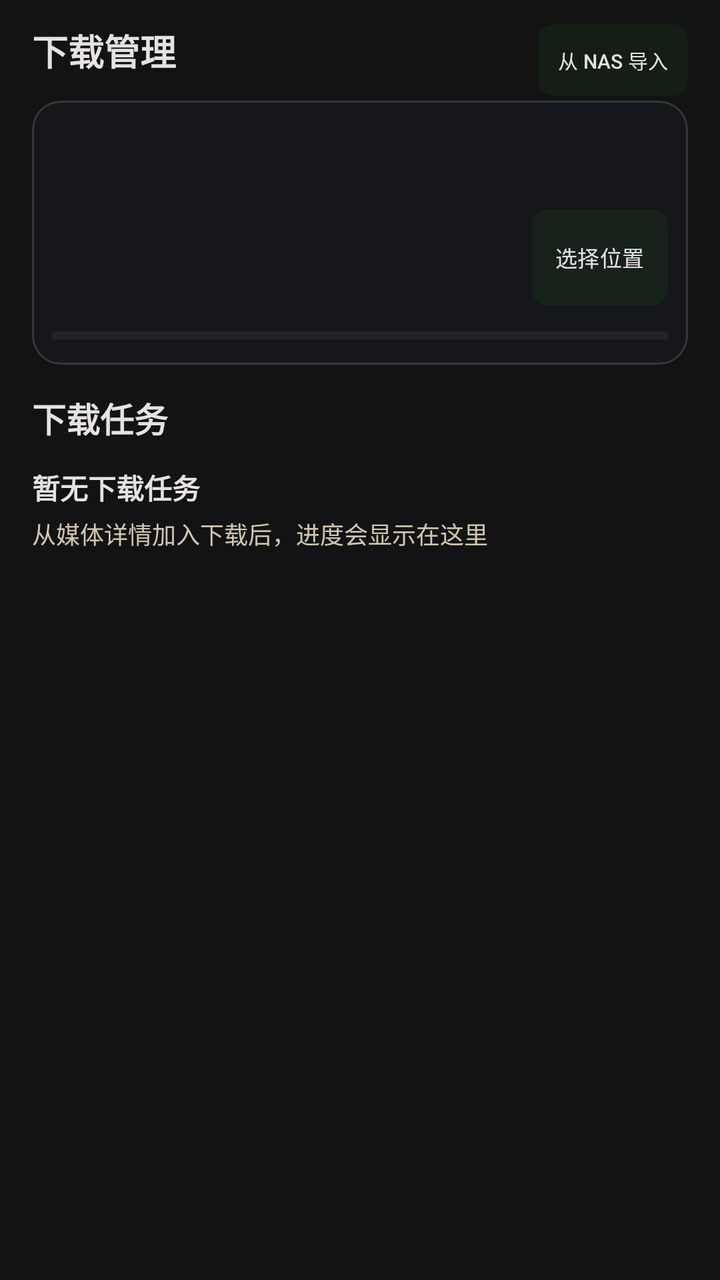
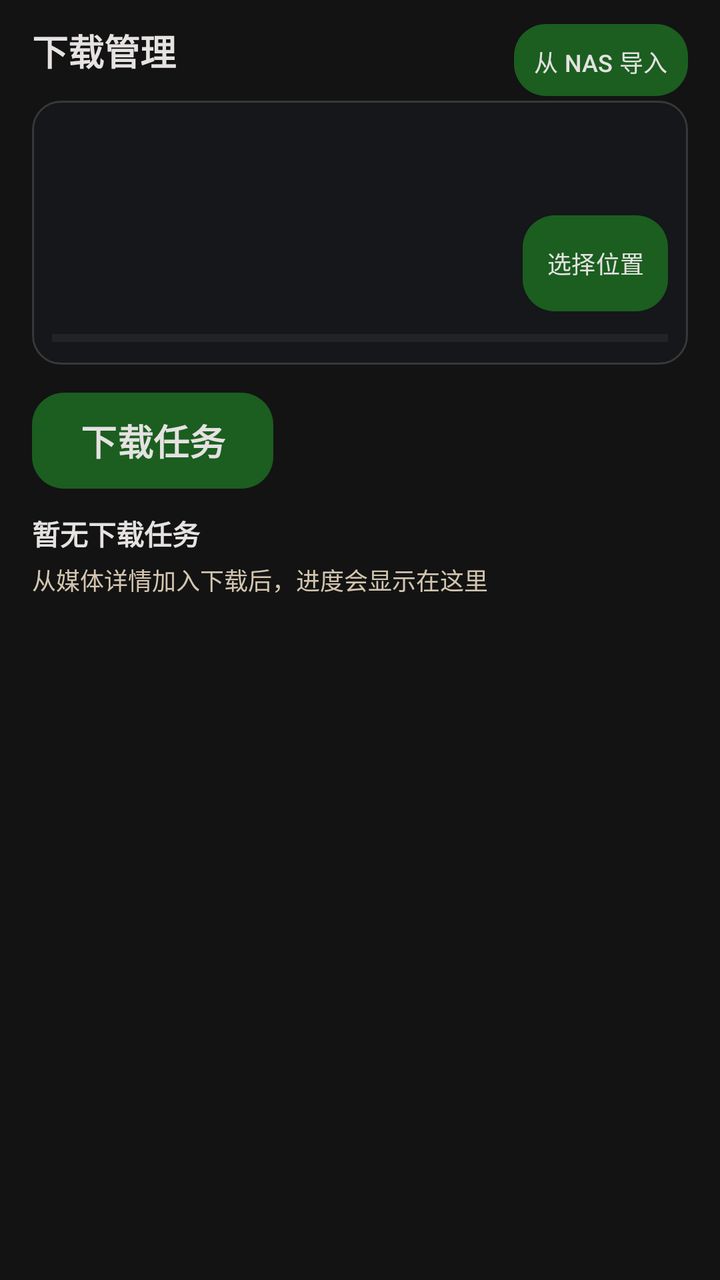

An Android layout rendered at two revisions. The XML below is the earlier revision; the diff shows what the commit changed to produce the second picture.
<!-- AndroidManifest.xml: another module's application theme Theme.YuanBaoTv -->
<!-- res/layout/activity_downloads.xml -->
<?xml version="1.0" encoding="utf-8"?>
<androidx.constraintlayout.widget.ConstraintLayout xmlns:android="http://schemas.android.com/apk/res/android"
    xmlns:app="http://schemas.android.com/apk/res-auto"
    android:layout_width="match_parent"
    android:layout_height="match_parent"
    android:background="@color/tv_bg_dark"
    android:paddingStart="16dp"
    android:paddingTop="12dp"
    android:paddingEnd="16dp">

    <TextView android:id="@+id/tv_title" android:layout_width="0dp" android:layout_height="wrap_content" android:ellipsize="end" android:maxLines="1" android:text="@string/title_downloads" android:textColor="@color/tv_text_primary" android:textSize="@dimen/phone_download_title_size" android:textStyle="bold" app:layout_constraintEnd_toStartOf="@id/btn_import_nas" app:layout_constraintStart_toStartOf="parent" app:layout_constraintTop_toTopOf="parent" />
    <Button android:id="@+id/btn_import_nas" android:layout_width="wrap_content" android:layout_height="36dp" android:background="@drawable/bg_tv_button_focus" android:backgroundTint="@null" android:minWidth="0dp" android:paddingHorizontal="10dp" android:text="@string/btn_import_nas" android:textColor="@color/tv_text_primary" android:textSize="10sp" app:layout_constraintEnd_toEndOf="parent" app:layout_constraintTop_toTopOf="parent" />

    <androidx.constraintlayout.widget.ConstraintLayout
        android:id="@+id/card_storage_info"
        android:layout_width="0dp"
        android:layout_height="wrap_content"
        android:layout_marginTop="12dp"
        android:background="@drawable/bg_glass_card"
        android:minHeight="@dimen/phone_download_storage_height"
        android:padding="10dp"
        app:layout_constraintEnd_toEndOf="parent"
        app:layout_constraintStart_toStartOf="parent"
        app:layout_constraintTop_toBottomOf="@id/tv_title">
        <TextView android:id="@+id/tv_storage_label" android:layout_width="0dp" android:layout_height="wrap_content" android:ellipsize="end" android:maxLines="3" android:textColor="@color/tv_text_primary" android:textSize="13sp" android:textStyle="bold" app:layout_constraintEnd_toEndOf="parent" app:layout_constraintStart_toStartOf="parent" app:layout_constraintTop_toTopOf="parent" />
        <TextView android:id="@+id/tv_storage_capacity" android:layout_width="0dp" android:layout_height="wrap_content" android:layout_marginTop="4dp" android:ellipsize="end" android:maxLines="1" android:textColor="@color/tv_text_secondary" android:textSize="11sp" app:layout_constraintEnd_toEndOf="parent" app:layout_constraintStart_toStartOf="parent" app:layout_constraintTop_toBottomOf="@id/tv_storage_label" />
        <Button android:id="@+id/btn_select_storage" android:layout_width="wrap_content" android:layout_height="wrap_content" android:layout_marginTop="8dp" android:background="@drawable/bg_tv_button_focus" android:minHeight="48dp" android:minWidth="0dp" android:paddingHorizontal="12dp" android:text="@string/storage_select_target" android:textColor="@color/tv_text_primary" android:textSize="11sp" app:layout_constraintEnd_toEndOf="parent" app:layout_constraintTop_toBottomOf="@id/tv_storage_capacity" />
        <ProgressBar android:id="@+id/pb_storage" style="?android:attr/progressBarStyleHorizontal" android:layout_width="0dp" android:layout_height="6dp" android:layout_marginTop="10dp" android:max="100" android:progressTint="@color/tv_accent_cyan" app:layout_constraintBottom_toBottomOf="parent" app:layout_constraintEnd_toEndOf="parent" app:layout_constraintStart_toStartOf="parent" app:layout_constraintTop_toBottomOf="@id/btn_select_storage" />
    </androidx.constraintlayout.widget.ConstraintLayout>

    <TextView android:id="@+id/tv_label_downloading" android:layout_width="wrap_content" android:layout_height="wrap_content" android:layout_marginTop="@dimen/phone_download_section_margin" android:text="@string/section_downloading" android:textColor="@color/tv_text_primary" android:textSize="17sp" android:textStyle="bold" app:layout_constraintStart_toStartOf="parent" app:layout_constraintTop_toBottomOf="@id/card_storage_info" />

    <LinearLayout
        android:id="@+id/layout_download_tasks_empty"
        android:layout_width="0dp"
        android:layout_height="wrap_content"
        android:layout_marginTop="12dp"
        android:orientation="vertical"
        app:layout_constraintEnd_toEndOf="parent"
        app:layout_constraintStart_toStartOf="parent"
        app:layout_constraintTop_toBottomOf="@id/tv_label_downloading">
        <TextView
            android:layout_width="match_parent"
            android:layout_height="wrap_content"
            android:ellipsize="end"
            android:maxLines="1"
            android:text="@string/downloads_empty_title"
            android:textColor="@color/tv_text_primary"
            android:textSize="14sp"
            android:textStyle="bold" />
        <TextView
            android:layout_width="match_parent"
            android:layout_height="wrap_content"
            android:layout_marginTop="4dp"
            android:ellipsize="end"
            android:maxLines="2"
            android:text="@string/downloads_empty_message"
            android:textColor="@color/tv_text_secondary"
            android:textSize="12sp" />
    </LinearLayout>

    <androidx.recyclerview.widget.RecyclerView
        android:id="@+id/rv_download_tasks"
        android:layout_width="0dp"
        android:layout_height="0dp"
        android:layout_marginTop="8dp"
        android:clipToPadding="false"
        android:paddingBottom="16dp"
        android:scrollbars="none"
        app:layoutManager="androidx.recyclerview.widget.LinearLayoutManager"
        app:layout_constraintBottom_toBottomOf="parent"
        app:layout_constraintEnd_toEndOf="parent"
        app:layout_constraintStart_toStartOf="parent"
        app:layout_constraintTop_toBottomOf="@id/tv_label_downloading" />

</androidx.constraintlayout.widget.ConstraintLayout>
<!-- resources referenced by this layout -->
<resources>
  <color name="tv_accent_cyan">#84F5E8</color>
  <color name="tv_bg_dark">#131313</color>
  <color name="tv_text_primary">#E5E2E1</color>
  <color name="tv_text_secondary">#D3C5AF</color>
  <dimen name="phone_download_section_margin">14dp</dimen>
  <dimen name="phone_download_storage_height">132dp</dimen>
  <dimen name="phone_download_title_size">18sp</dimen>
  <!-- drawable bg_glass_card (drawable) -->
  <?xml version="1.0" encoding="utf-8"?>
  <shape xmlns:android="http://schemas.android.com/apk/res/android"
      android:shape="rectangle">
      <solid android:color="@color/tv_bg_glass" />
      <stroke android:width="1dp" android:color="#26FFFFFF" />
      <corners android:radius="14dp" />
  </shape>
  <!-- drawable bg_tv_button_focus (drawable) -->
  <?xml version="1.0" encoding="utf-8"?>
  <selector xmlns:android="http://schemas.android.com/apk/res/android">
      <item android:state_focused="true">
          <shape android:shape="rectangle">
              <solid android:color="@color/tv_accent_blue" />
              <stroke android:width="2dp" android:color="@color/tv_focus_ring" />
              <corners android:radius="8dp" />
          </shape>
      </item>
      <item>
          <shape android:shape="rectangle">
              <solid android:color="#26FFFFFF" />
              <corners android:radius="8dp" />
          </shape>
      </item>
  </selector>
  <string name="btn_import_nas">从 NAS 导入</string>
  <string name="downloads_empty_message">从媒体详情加入下载后，进度会显示在这里</string>
  <string name="downloads_empty_title">暂无下载任务</string>
  <string name="section_downloading">下载任务</string>
  <string name="storage_select_target">选择位置</string>
  <string name="title_downloads">下载管理</string>
  <style name="Theme.YuanBaoTv" parent="Theme.Material3.DayNight.NoActionBar">
          <item name="colorPrimary">@color/primary</item>
          <item name="colorOnPrimary">@color/on_primary</item>
          <item name="android:statusBarColor">@android:color/transparent</item>
          <item name="android:navigationBarColor">@android:color/transparent</item>
          <item name="android:windowLightStatusBar">false</item>
          <item name="buttonStyle">@style/Widget.YuanBaoTv.Button</item>
      </style>
  <color name="tv_bg_glass">#331E293B</color>
  <color name="tv_accent_blue">#38BDF8</color>
  <color name="tv_focus_ring">#84F5E8</color>
  <color name="primary">#1B5E20</color>
  <color name="on_primary">#FFFFFF</color>
  <style name="Widget.YuanBaoTv.Button" parent="Widget.AppCompat.Button">
          <item name="android:backgroundTint">@null</item>
          <item name="backgroundTint">@null</item>
          <item name="android:textAllCaps">false</item>
      </style>
</resources>

<!-- the commit's change to res/layout/activity_downloads.xml (unified diff, before → after) -->
@@ -4,12 +4,12 @@
     android:layout_width="match_parent"
     android:layout_height="match_parent"
     android:background="@color/tv_bg_dark"
-    android:paddingStart="16dp"
+    android:paddingStart="@dimen/feature_res_spacing_medium"
     android:paddingTop="12dp"
-    android:paddingEnd="16dp">
+    android:paddingEnd="@dimen/feature_res_spacing_medium">
 
     <TextView android:id="@+id/tv_title" android:layout_width="0dp" android:layout_height="wrap_content" android:ellipsize="end" android:maxLines="1" android:text="@string/title_downloads" android:textColor="@color/tv_text_primary" android:textSize="@dimen/phone_download_title_size" android:textStyle="bold" app:layout_constraintEnd_toStartOf="@id/btn_import_nas" app:layout_constraintStart_toStartOf="parent" app:layout_constraintTop_toTopOf="parent" />
-    <Button android:id="@+id/btn_import_nas" android:layout_width="wrap_content" android:layout_height="36dp" android:background="@drawable/bg_tv_button_focus" android:backgroundTint="@null" android:minWidth="0dp" android:paddingHorizontal="10dp" android:text="@string/btn_import_nas" android:textColor="@color/tv_text_primary" android:textSize="10sp" app:layout_constraintEnd_toEndOf="parent" app:layout_constraintTop_toTopOf="parent" />
+    <Button android:id="@+id/btn_import_nas" android:layout_width="wrap_content" android:layout_height="36dp" android:background="@drawable/bg_tv_button_focus" android:backgroundTint="@null" android:minWidth="0dp" android:paddingHorizontal="10dp" android:text="@string/btn_import_nas" android:textColor="@color/tv_control_text" android:textSize="@dimen/ui_text_caption" app:layout_constraintEnd_toEndOf="parent" app:layout_constraintTop_toTopOf="parent" />
 
     <androidx.constraintlayout.widget.ConstraintLayout
         android:id="@+id/card_storage_info"
@@ -22,13 +22,13 @@
         app:layout_constraintEnd_toEndOf="parent"
         app:layout_constraintStart_toStartOf="parent"
         app:layout_constraintTop_toBottomOf="@id/tv_title">
-        <TextView android:id="@+id/tv_storage_label" android:layout_width="0dp" android:layout_height="wrap_content" android:ellipsize="end" android:maxLines="3" android:textColor="@color/tv_text_primary" android:textSize="13sp" android:textStyle="bold" app:layout_constraintEnd_toEndOf="parent" app:layout_constraintStart_toStartOf="parent" app:layout_constraintTop_toTopOf="parent" />
-        <TextView android:id="@+id/tv_storage_capacity" android:layout_width="0dp" android:layout_height="wrap_content" android:layout_marginTop="4dp" android:ellipsize="end" android:maxLines="1" android:textColor="@color/tv_text_secondary" android:textSize="11sp" app:layout_constraintEnd_toEndOf="parent" app:layout_constraintStart_toStartOf="parent" app:layout_constraintTop_toBottomOf="@id/tv_storage_label" />
-        <Button android:id="@+id/btn_select_storage" android:layout_width="wrap_content" android:layout_height="wrap_content" android:layout_marginTop="8dp" android:background="@drawable/bg_tv_button_focus" android:minHeight="48dp" android:minWidth="0dp" android:paddingHorizontal="12dp" android:text="@string/storage_select_target" android:textColor="@color/tv_text_primary" android:textSize="11sp" app:layout_constraintEnd_toEndOf="parent" app:layout_constraintTop_toBottomOf="@id/tv_storage_capacity" />
+        <TextView android:id="@+id/tv_storage_label" android:layout_width="0dp" android:layout_height="wrap_content" android:ellipsize="end" android:maxLines="3" android:textColor="@color/tv_text_primary" android:textSize="@dimen/ui_text_body" android:textStyle="bold" app:layout_constraintEnd_toEndOf="parent" app:layout_constraintStart_toStartOf="parent" app:layout_constraintTop_toTopOf="parent" />
+        <TextView android:id="@+id/tv_storage_capacity" android:layout_width="0dp" android:layout_height="wrap_content" android:layout_marginTop="4dp" android:ellipsize="end" android:maxLines="1" android:textColor="@color/tv_text_secondary" android:textSize="@dimen/ui_text_caption" app:layout_constraintEnd_toEndOf="parent" app:layout_constraintStart_toStartOf="parent" app:layout_constraintTop_toBottomOf="@id/tv_storage_label" />
+        <Button android:id="@+id/btn_select_storage" android:layout_width="wrap_content" android:layout_height="wrap_content" android:layout_marginTop="@dimen/feature_res_spacing_small" android:background="@drawable/bg_tv_button_focus" android:minHeight="48dp" android:minWidth="0dp" android:paddingHorizontal="12dp" android:text="@string/storage_select_target" android:textColor="@color/tv_control_text" android:textSize="@dimen/ui_text_caption" app:layout_constraintEnd_toEndOf="parent" app:layout_constraintTop_toBottomOf="@id/tv_storage_capacity" />
         <ProgressBar android:id="@+id/pb_storage" style="?android:attr/progressBarStyleHorizontal" android:layout_width="0dp" android:layout_height="6dp" android:layout_marginTop="10dp" android:max="100" android:progressTint="@color/tv_accent_cyan" app:layout_constraintBottom_toBottomOf="parent" app:layout_constraintEnd_toEndOf="parent" app:layout_constraintStart_toStartOf="parent" app:layout_constraintTop_toBottomOf="@id/btn_select_storage" />
     </androidx.constraintlayout.widget.ConstraintLayout>
 
-    <TextView android:id="@+id/tv_label_downloading" android:layout_width="wrap_content" android:layout_height="wrap_content" android:layout_marginTop="@dimen/phone_download_section_margin" android:text="@string/section_downloading" android:textColor="@color/tv_text_primary" android:textSize="17sp" android:textStyle="bold" app:layout_constraintStart_toStartOf="parent" app:layout_constraintTop_toBottomOf="@id/card_storage_info" />
+    <Button android:id="@+id/tv_label_downloading" android:layout_width="wrap_content" android:layout_height="wrap_content" android:layout_marginTop="@dimen/phone_download_section_margin" android:text="@string/section_downloading" android:textColor="@color/tv_text_primary" android:textSize="@dimen/ui_text_section" android:textStyle="bold" app:layout_constraintStart_toStartOf="parent" app:layout_constraintTop_toBottomOf="@id/card_storage_info"  android:minHeight="48dp" android:background="@drawable/bg_tv_button_focus" />
 
     <LinearLayout
         android:id="@+id/layout_download_tasks_empty"
@@ -44,9 +44,9 @@
             android:layout_height="wrap_content"
             android:ellipsize="end"
             android:maxLines="1"
-            android:text="@string/downloads_empty_title"
+            android:id="@+id/tv_cache_empty_title" android:text="@string/downloads_empty_title"
             android:textColor="@color/tv_text_primary"
-            android:textSize="14sp"
+            android:textSize="@dimen/ui_text_body"
             android:textStyle="bold" />
         <TextView
             android:layout_width="match_parent"
@@ -54,18 +54,18 @@
             android:layout_marginTop="4dp"
             android:ellipsize="end"
             android:maxLines="2"
-            android:text="@string/downloads_empty_message"
+            android:id="@+id/tv_cache_empty_message" android:text="@string/downloads_empty_message"
             android:textColor="@color/tv_text_secondary"
-            android:textSize="12sp" />
+            android:textSize="@dimen/ui_text_caption" />
     </LinearLayout>
 
     <androidx.recyclerview.widget.RecyclerView
         android:id="@+id/rv_download_tasks"
         android:layout_width="0dp"
         android:layout_height="0dp"
-        android:layout_marginTop="8dp"
+        android:layout_marginTop="@dimen/feature_res_spacing_small"
         android:clipToPadding="false"
-        android:paddingBottom="16dp"
+        android:paddingBottom="@dimen/feature_res_spacing_medium"
         android:scrollbars="none"
         app:layoutManager="androidx.recyclerview.widget.LinearLayoutManager"
         app:layout_constraintBottom_toBottomOf="parent"
<!-- resource entries referenced after the edit -->
@@ -4,9 +4,14 @@
   <color name="tv_bg_dark">#131313</color>
   <color name="tv_text_primary">#E5E2E1</color>
   <color name="tv_text_secondary">#D3C5AF</color>
+  <dimen name="feature_res_spacing_medium">16dp</dimen>
+  <dimen name="feature_res_spacing_small">8dp</dimen>
   <dimen name="phone_download_section_margin">14dp</dimen>
   <dimen name="phone_download_storage_height">132dp</dimen>
   <dimen name="phone_download_title_size">18sp</dimen>
+  <dimen name="ui_text_body">14sp</dimen>
+  <dimen name="ui_text_caption">12sp</dimen>
+  <dimen name="ui_text_section">18sp</dimen>
   <!-- drawable bg_glass_card (drawable) -->
   <?xml version="1.0" encoding="utf-8"?>
   <shape xmlns:android="http://schemas.android.com/apk/res/android"
@@ -18,19 +23,11 @@
   <!-- drawable bg_tv_button_focus (drawable) -->
   <?xml version="1.0" encoding="utf-8"?>
   <selector xmlns:android="http://schemas.android.com/apk/res/android">
-      <item android:state_focused="true">
-          <shape android:shape="rectangle">
-              <solid android:color="@color/tv_accent_blue" />
-              <stroke android:width="2dp" android:color="@color/tv_focus_ring" />
-              <corners android:radius="8dp" />
-          </shape>
-      </item>
-      <item>
-          <shape android:shape="rectangle">
-              <solid android:color="#26FFFFFF" />
-              <corners android:radius="8dp" />
-          </shape>
-      </item>
+      <item android:state_enabled="false"><shape android:shape="rectangle"><solid android:color="@color/tv_control_disabled"/><corners android:radius="16dp"/></shape></item>
+      <item android:state_focused="true"><shape android:shape="rectangle"><solid android:color="@color/tv_control_focused"/><corners android:radius="16dp"/><stroke android:width="2dp" android:color="@color/tv_focus_ring"/></shape></item>
+      <item android:state_pressed="true"><shape android:shape="rectangle"><solid android:color="@color/tv_control_focused"/><corners android:radius="16dp"/></shape></item>
+      <item android:state_selected="true"><shape android:shape="rectangle"><solid android:color="@color/tv_nav_selected"/><corners android:radius="16dp"/></shape></item>
+      <item ><shape android:shape="rectangle"><solid android:color="@color/tv_control_surface"/><corners android:radius="16dp"/></shape></item>
   </selector>
   <string name="btn_import_nas">从 NAS 导入</string>
   <string name="downloads_empty_message">从媒体详情加入下载后，进度会显示在这里</string>
@@ -47,8 +44,11 @@
           <item name="buttonStyle">@style/Widget.YuanBaoTv.Button</item>
       </style>
   <color name="tv_bg_glass">#331E293B</color>
-  <color name="tv_accent_blue">#38BDF8</color>
+  <color name="tv_control_disabled">#202526</color>
+  <color name="tv_control_focused">#344B48</color>
   <color name="tv_focus_ring">#84F5E8</color>
+  <color name="tv_nav_selected">#25443F</color>
+  <color name="tv_control_surface">#2A2D30</color>
   <color name="primary">#1B5E20</color>
   <color name="on_primary">#FFFFFF</color>
   <style name="Widget.YuanBaoTv.Button" parent="Widget.AppCompat.Button">
